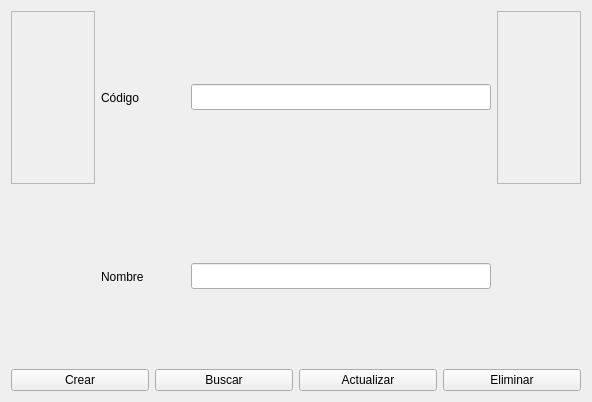
The window that views/qt_files/frame_profesion.ui (AlejoOsorio/BasesDeDatosProyecto) describes before a commit, drawn with Qt 5.
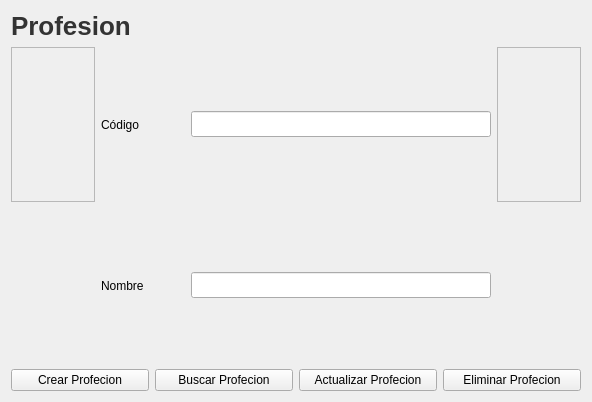
The same window after the commit.

```diff
--- a/views/qt_files/frame_profesion.ui
+++ b/views/qt_files/frame_profesion.ui
@@ -14,6 +14,22 @@
    <string>Frame</string>
   </property>
   <layout class="QVBoxLayout" name="verticalLayout">
+   <item>
+    <widget class="QLabel" name="label">
+     <property name="styleSheet">
+      <string notr="true">QLabel {
+	font-size: 26px;
+	font-weight: bold;
+	color: #333;
+	text-align: center;
+	qproperty-alignment: AlignCenter;
+}</string>
+     </property>
+     <property name="text">
+      <string>Profesion</string>
+     </property>
+    </widget>
+   </item>
    <item>
     <layout class="QGridLayout" name="gridLayout">
      <item row="0" column="4">
@@ -116,7 +132,7 @@
         <cursorShape>PointingHandCursor</cursorShape>
        </property>
        <property name="text">
-        <string>Crear</string>
+        <string>Crear Profecion</string>
        </property>
       </widget>
      </item>
@@ -132,7 +148,7 @@
         <cursorShape>PointingHandCursor</cursorShape>
        </property>
        <property name="text">
-        <string>Buscar</string>
+        <string>Buscar Profecion</string>
        </property>
       </widget>
      </item>
@@ -148,7 +164,7 @@
         <cursorShape>PointingHandCursor</cursorShape>
        </property>
        <property name="text">
-        <string>Actualizar</string>
+        <string>Actualizar Profecion</string>
        </property>
       </widget>
      </item>
@@ -164,7 +180,7 @@
         <cursorShape>PointingHandCursor</cursorShape>
        </property>
        <property name="text">
-        <string>Eliminar</string>
+        <string>Eliminar Profecion</string>
        </property>
       </widget>
      </item>
```
Left out of the diff: 8 changed lines with no effect on the pictures.
